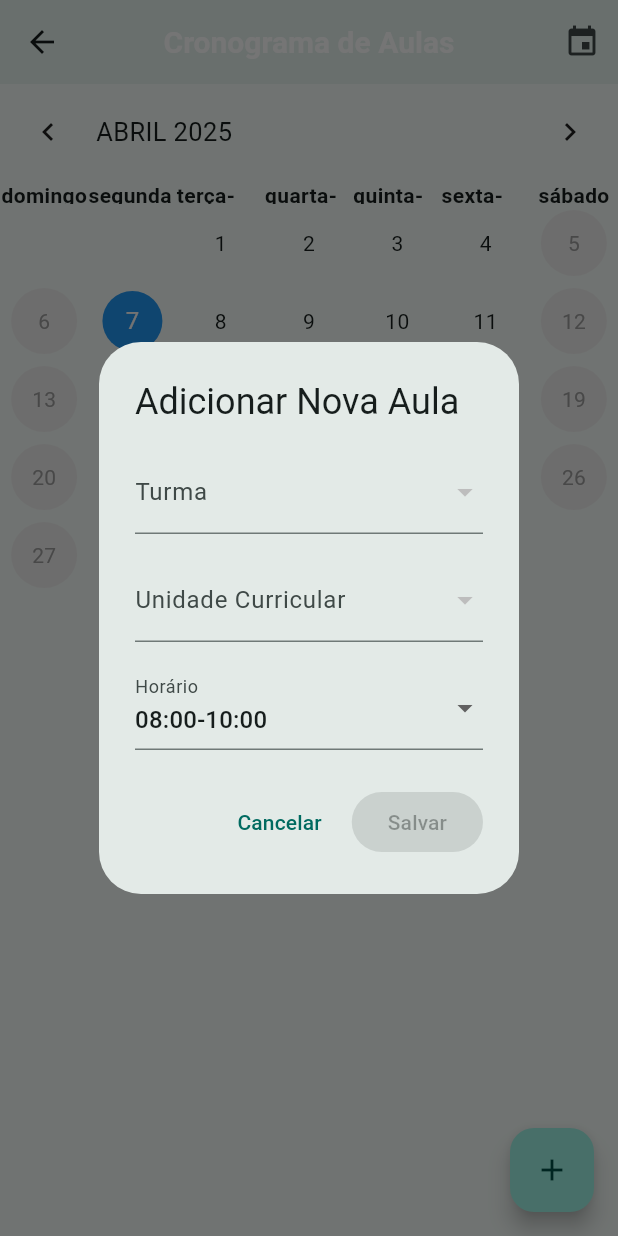
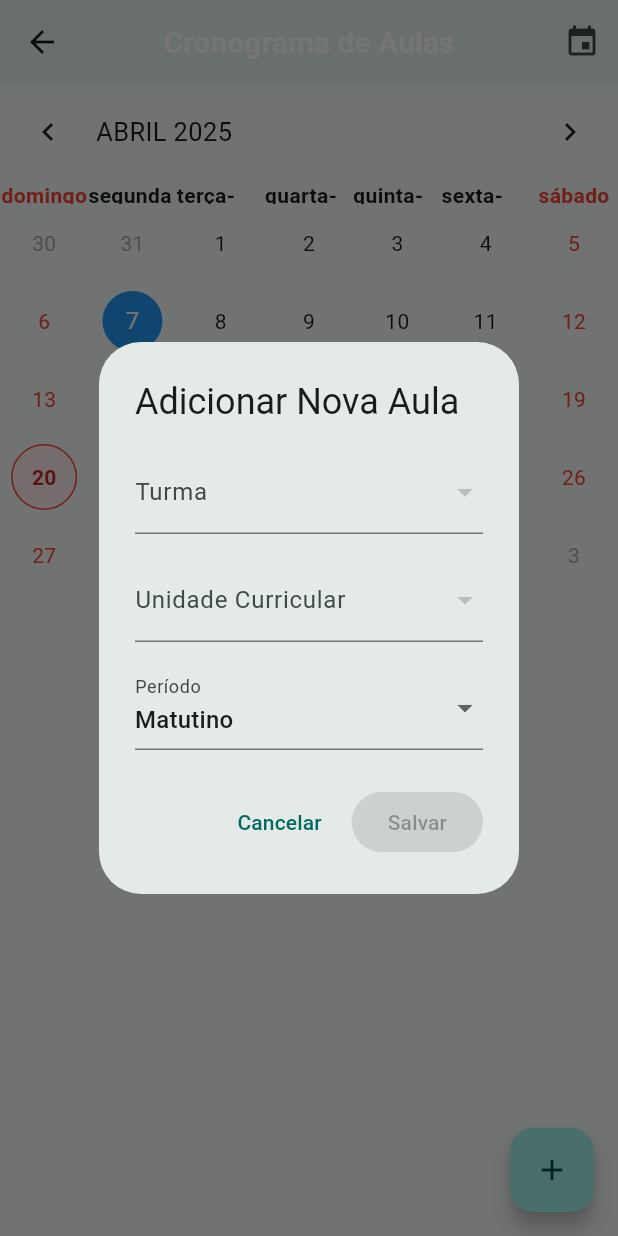
Before and after one commit to IanSebastiao/Cronograma_Cursos_Senac, a Flutter app: the CronogramaPage screen opened by its route, after a tap on the "add" icon, on a phone screen of 412 x 824 dp. Run offline on Flutter 3.47's test engine with Material 3 defaults, Android fonts, the phone set to English and light mode, and no system bars; drawn by our look-alikes of table_calendar; our stand-ins replace sqflite, sqflite_common_ffi; accounts and stored records are empty.

Commit message:
Apenas melhorias no cronograma

```diff
--- a/lib/presentation/pages/cronograma_page.dart
+++ b/lib/presentation/pages/cronograma_page.dart
@@ -37,9 +37,13 @@ class _CronogramaPageState extends State<CronogramaPage> {
     final db = await DatabaseHelper.instance.database;
     final ucs = await db.query('Unidades_Curriculares');
 
+    setState(() {
+      _cargaHorariaUc.clear();
       for (var uc in ucs) {
-        _cargaHorariaUc[uc['idUc'] as int] = uc['carga_horaria'] as int;
+        // Alteração aqui: 'cargahoraria' em vez de 'carga_horaria'
+        _cargaHorariaUc[uc['idUc'] as int] = (uc['cargahoraria'] ?? 0) as int;
       }
+    });
   } catch (e) {
     if (mounted) {
       ScaffoldMessenger.of(context).showSnackBar(
@@ -139,20 +143,15 @@ class _CronogramaPageState extends State<CronogramaPage> {
   Future<void> _adicionarAula() async {
   if (_selectedDay == null || !mounted) return;
 
-    // Verificar se o dia selecionado é útil
-    if (!_isDiaUtil(_selectedDay!)) {
-      if (mounted) {
-        ScaffoldMessenger.of(context).showSnackBar(
-          const SnackBar(content: Text('Não é possível agendar aulas em finais de semana ou feriados')),
-        );
-      }
-      return;
-    }
-
   try {
     final db = await DatabaseHelper.instance.database;
     final turmas = await db.query('Turma');
     final ucs = await db.query('Unidades_Curriculares');
+
+    // Garante que a carga horária está carregada
+    if (_cargaHorariaUc.isEmpty) {
+      await _carregarCargaHorariaUc();
+    }
 
     final result = await showDialog<Map<String, dynamic>>(
       context: context,
@@ -169,17 +168,38 @@ class _CronogramaPageState extends State<CronogramaPage> {
     );
 
     if (result != null && mounted) {
-        // Atualizar carga horária restante
-        final horasAula = result['horario'] == '19:00-22:00' ? 3 : 4;
-        _cargaHorariaUc[result['idUc'] as int] = (_cargaHorariaUc[result['idUc'] as int] ?? 0) - horasAula;
+      final periodo = result['periodo'] as String;
+      final idUc = result['idUc'] as int;
+
+      // Configuração dos períodos
+      final periodoConfig = {
+        'Matutino': {'horas': 4, 'horario': '08:00-12:00'},
+        'Vespertino': {'horas': 4, 'horario': '14:00-18:00'},
+        'Noturno': {'horas': 3, 'horario': '19:00-22:00'},
+      };
+
+      final config = periodoConfig[periodo]!;
+      final horasAula = config['horas'] as int;
+      final horario = config['horario'] as String;
+
+      // Verifica se a UC existe no mapa de carga horária
+      if (!_cargaHorariaUc.containsKey(idUc)) {
+        throw Exception('Unidade Curricular não encontrada');
+      }
+
+      // Atualiza a carga horária
+      setState(() {
+        _cargaHorariaUc[idUc] = (_cargaHorariaUc[idUc] ?? 0) - horasAula;
+      });
 
       await db.insert('Aulas', {
-          'idUc': result['idUc'],
+        'idUc': idUc,
         'idTurma': result['idTurma'],
         'data': DateFormat('yyyy-MM-dd').format(_selectedDay!),
-          'horario': result['horario'],
+        'horario': horario,
         'status': 'Agendada',
       });
+
       await _carregarAulas();
     }
   } catch (e) {
@@ -360,9 +380,7 @@ class _CronogramaPageState extends State<CronogramaPage> {
                 locale: 'pt_BR',
                 headerStyle: HeaderStyle(
                   titleTextFormatter: (date, locale) =>
-                        DateFormat('MMMM yyyy', 'pt_BR')
-                            .format(date)
-                            .toUpperCase(),
+                      DateFormat('MMMM yyyy', 'pt_BR').format(date).toUpperCase(),
                   formatButtonVisible: false,
                   leftChevronIcon: const Icon(Icons.chevron_left),
                   rightChevronIcon: const Icon(Icons.chevron_right),
@@ -381,40 +399,53 @@ class _CronogramaPageState extends State<CronogramaPage> {
                     color: Colors.blue[400],
                     shape: BoxShape.circle,
                   ),
-                    todayDecoration: const BoxDecoration(
-                      color: Colors.orange,
+                  todayDecoration: BoxDecoration(
+                    color: Colors.orange.withOpacity(0.5),
                     shape: BoxShape.circle,
                   ),
                   selectedDecoration: const BoxDecoration(
                     color: Colors.blue,
                     shape: BoxShape.circle,
                   ),
-                    outsideDaysVisible: false,
+                  todayTextStyle: const TextStyle(
+                    fontWeight: FontWeight.bold,
+                    color: Colors.black,
+                  ),
                 ),
                 calendarBuilders: CalendarBuilders(
                   dowBuilder: (context, day) {
                     final text = DateFormat.EEEE('pt_BR').format(day);
                     return Center(
-                        child: Text(text,
-                            style: const TextStyle(fontWeight: FontWeight.bold)),
+                      child: Text(
+                        text,
+                        style: TextStyle(
+                          fontWeight: FontWeight.bold,
+                          color: day.weekday == 6 || day.weekday == 7 ? Colors.red : null,
+                        ),
+                      ),
                     );
                   },
                   defaultBuilder: (context, date, _) {
                     final isFeriado = _isFeriado(date);
-                      final isDiaUtil = _isDiaUtil(date);
+                    final isWeekend = date.weekday == 6 || date.weekday == 7;
+                    final isToday = isSameDay(date, DateTime.now());
+
                     return Container(
                       margin: const EdgeInsets.all(4),
                       decoration: BoxDecoration(
-                          color: isFeriado
+                        color: isToday
+                            ? null
+                            : isFeriado
                                 ? Colors.red[50]
-                              : !isDiaUtil
-                                  ? Colors.grey[200]
                                 : null,
-                          border: isFeriado
-                              ? Border.all(color: Colors.red)
-                              : !isDiaUtil
-                                  ? Border.all(color: Colors.grey)
-                                  : null,
+                        border: Border.all(
+                          color: isToday
+                              ? Colors.orange
+                              : isFeriado
+                                  ? Colors.red
+                                  : Colors.transparent,
+                          width: isToday ? 2 : 1,
+                        ),
                         shape: BoxShape.circle,
                       ),
                       child: Center(
@@ -423,7 +454,7 @@ class _CronogramaPageState extends State<CronogramaPage> {
                           style: TextStyle(
                             color: isFeriado
                                 ? Colors.red[800]
-                                  : date.weekday == 6 || date.weekday == 7
+                                : isWeekend
                                     ? Colors.red
                                     : null,
                             fontWeight: isFeriado ? FontWeight.bold : null,
@@ -432,36 +463,17 @@ class _CronogramaPageState extends State<CronogramaPage> {
                       ),
                     );
                   },
-                    disabledBuilder: (context, date, _) {
-                      return Container(
-                        margin: const EdgeInsets.all(4),
-                        decoration: BoxDecoration(
-                          color: Colors.grey[200],
-                          shape: BoxShape.circle,
-                        ),
-                        child: Center(
-                          child: Text(
-                            '${date.day}',
-                            style: const TextStyle(color: Colors.grey),
-                          ),
-                        ),
-                      );
-                    },
                 ),
                 selectedDayPredicate: (day) => isSameDay(_selectedDay, day),
                 onDaySelected: (selectedDay, focusedDay) {
-                    if (_isDiaUtil(selectedDay)) {
                   setState(() {
                     _selectedDay = selectedDay;
                     _focusedDay = focusedDay;
                   });
-                    }
                 },
-                  onFormatChanged: (format) =>
-                      setState(() => _calendarFormat = format),
+                onFormatChanged: (format) => setState(() => _calendarFormat = format),
                 onPageChanged: (focusedDay) => _focusedDay = focusedDay,
                 eventLoader: _getEventsForDay,
-                  enabledDayPredicate: (day) => _isDiaUtil(day),
               ),
                 Expanded(child: _buildEventList()),
               ],
@@ -534,15 +546,23 @@ class AdicionarAulaDialog extends StatefulWidget {
 class _AdicionarAulaDialogState extends State<AdicionarAulaDialog> {
   int? _selectedTurmaId;
   int? _selectedUcId;
-  String _horario = '08:00-10:00';
+  String _periodo = 'Matutino'; // Alterado para períodos
   int _cargaRestante = 0;
   List<Map<String, dynamic>> _ucsFiltradas = [];
 
-  @override
-  void initState() {
-    super.initState();
-    _ucsFiltradas = widget.ucs;
-  }
+  // Mapa para converter períodos em horas
+  final Map<String, int> _periodoParaHoras = {
+    'Matutino': 4,
+    'Vespertino': 4,
+    'Noturno': 3,
+  };
+
+  // Mapa para converter períodos em horários (opcional, para armazenamento no banco)
+  final Map<String, String> _periodoParaHorario = {
+    'Matutino': '08:00-12:00',
+    'Vespertino': '14:00-18:00',
+    'Noturno': '19:00-22:00',
+  };
 
   @override
 Widget build(BuildContext context) {
@@ -573,7 +593,7 @@ class _AdicionarAulaDialogState extends State<AdicionarAulaDialog> {
           decoration: const InputDecoration(labelText: 'Unidade Curricular'),
           items: _ucsFiltradas.map((uc) {
             final cargaHoraria = widget.cargaHorariaUc[uc['idUc'] as int] ?? 0;
-              final horasPorAula = _horario == '19:00-22:00' ? 3 : 4;
+            final horasPorAula = _periodoParaHoras[_periodo]!;
             final podeAgendar = cargaHoraria >= horasPorAula;
 
             // Verificar se já existe aula para esta UC no dia selecionado
@@ -616,27 +636,23 @@ class _AdicionarAulaDialogState extends State<AdicionarAulaDialog> {
         ),
         const SizedBox(height: 16),
         DropdownButtonFormField<String>(
-            value: _horario,
-            decoration: const InputDecoration(labelText: 'Horário'),
-            items: [
-              '08:00-10:00',
-              '10:00-12:00',
-              '14:00-16:00',
-              '16:00-18:00',
-              '19:00-22:00'
-            ].map((e) {
-              final horasPorAula = e == '19:00-22:00' ? 3 : 4;
-              final podeAgendar = _selectedUcId == null ? true : (widget.cargaHorariaUc[_selectedUcId] ?? 0) >= horasPorAula;
+          value: _periodo,
+          decoration: const InputDecoration(labelText: 'Período'),
+          items: ['Matutino', 'Vespertino', 'Noturno'].map((periodo) {
+            final horasPorAula = _periodoParaHoras[periodo]!;
+            final podeAgendar = _selectedUcId == null
+                ? true
+                : (widget.cargaHorariaUc[_selectedUcId] ?? 0) >= horasPorAula;
 
             return DropdownMenuItem(
-                value: e,
-                child: Text(e),
+              value: periodo,
+              child: Text(periodo),
               enabled: podeAgendar,
             );
           }).toList(),
           onChanged: (value) {
             setState(() {
-                _horario = value!;
+              _periodo = value!;
             });
           },
         ),
@@ -645,6 +661,10 @@ class _AdicionarAulaDialogState extends State<AdicionarAulaDialog> {
           Text(
             'Carga horária restante: ${widget.cargaHorariaUc[_selectedUcId] ?? 0} horas',
             style: const TextStyle(fontWeight: FontWeight.bold),
+          ),
+          Text(
+            'Horas por aula: ${_periodoParaHoras[_periodo]} horas',
+            style: const TextStyle(fontSize: 14, color: Colors.grey),
           ),
         ],
         const SizedBox(height: 24),
@@ -658,12 +678,12 @@ class _AdicionarAulaDialogState extends State<AdicionarAulaDialog> {
             const SizedBox(width: 8),
             ElevatedButton(
               onPressed: _podeSalvar() ? () {
-                  final horasPorAula = _horario == '19:00-22:00' ? 3 : 4;
+                final horasPorAula = _periodoParaHoras[_periodo]!;
                 if (_selectedUcId != null && (widget.cargaHorariaUc[_selectedUcId] ?? 0) >= horasPorAula) {
                   Navigator.pop(context, {
                     'idTurma': _selectedTurmaId,
                     'idUc': _selectedUcId,
-                      'horario': _horario,
+                    'periodo': _periodo,
                   });
                 }
               } : null,
@@ -679,11 +699,11 @@ class _AdicionarAulaDialogState extends State<AdicionarAulaDialog> {
   bool _podeSalvar() {
     if (_selectedTurmaId == null || _selectedUcId == null) return false;
 
-    final horasPorAula = _horario == '19:00-22:00' ? 3 : 4;
+    final horasPorAula = _periodoParaHoras[_periodo]!;
     final cargaDisponivel = widget.cargaHorariaUc[_selectedUcId] ?? 0;
 
-    // Verificar se já existe aula para esta UC no dia selecionado
-    final jaAgendadaNoDia = widget.events[DateTime(widget.selectedDay.year, widget.selectedDay.month, widget.selectedDay.day)]?.any((aula) => aula.idUc == _selectedUcId) ?? false;
+    final jaAgendadaNoDia = widget.events[DateTime(widget.selectedDay.year, widget.selectedDay.month, widget.selectedDay.day)]
+        ?.any((aula) => aula.idUc == _selectedUcId) ?? false;
 
     return cargaDisponivel >= horasPorAula && !jaAgendadaNoDia;
   }
```
Lines whose indentation alone changed are shown as unchanged.
